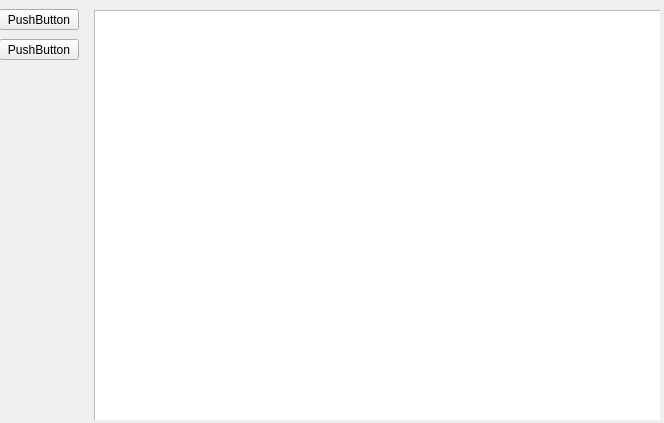
yangdoubao733/LibrarySystemQt, file usermainwindow.ui: the form before one commit.
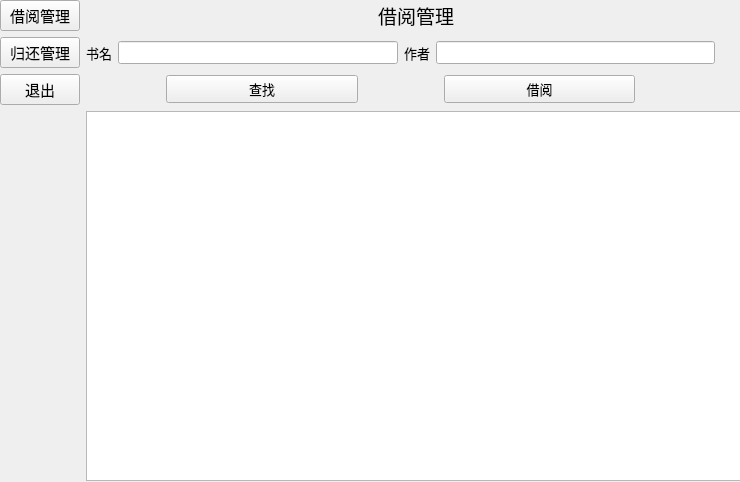
The form after the commit.

The edit to the form file:
```diff
--- a/usermainwindow.ui
+++ b/usermainwindow.ui
@@ -6,59 +6,308 @@
    <rect>
     <x>0</x>
     <y>0</y>
-    <width>664</width>
-    <height>423</height>
+    <width>740</width>
+    <height>482</height>
    </rect>
   </property>
+  <property name="font">
+   <font>
+    <pointsize>10</pointsize>
+   </font>
+  </property>
   <property name="windowTitle">
    <string>Form</string>
   </property>
   <widget class="QStackedWidget" name="stackedWidget">
    <property name="geometry">
     <rect>
-     <x>-1</x>
-     <y>9</y>
-     <width>661</width>
-     <height>411</height>
+     <x>0</x>
+     <y>0</y>
+     <width>741</width>
+     <height>481</height>
     </rect>
    </property>
    <property name="currentIndex">
-    <number>0</number>
+    <number>1</number>
    </property>
-   <widget class="QWidget" name="page">
-    <widget class="QPushButton" name="pushButton">
+   <widget class="QWidget" name="mainpage">
+    <widget class="QWidget" name="gridLayoutWidget_3">
      <property name="geometry">
       <rect>
-       <x>0</x>
-       <y>0</y>
-       <width>80</width>
-       <height>21</height>
+       <x>-1</x>
+       <y>-1</y>
+       <width>741</width>
+       <height>604</height>
       </rect>
      </property>
-     <property name="text">
-      <string>PushButton</string>
-     </property>
+     <layout class="QGridLayout" name="gridLayout_3">
+      <item row="0" column="0">
+       <widget class="QPushButton" name="BorrowManage_2">
+        <property name="enabled">
+         <bool>true</bool>
+        </property>
+        <property name="sizePolicy">
+         <sizepolicy hsizetype="Minimum" vsizetype="Fixed">
+          <horstretch>0</horstretch>
+          <verstretch>0</verstretch>
+         </sizepolicy>
+        </property>
+        <property name="font">
+         <font>
+          <pointsize>11</pointsize>
+         </font>
+        </property>
+        <property name="text">
+         <string>借阅管理</string>
+        </property>
+       </widget>
+      </item>
+      <item row="2" column="0">
+       <widget class="QPushButton" name="exitButton_3">
+        <property name="font">
+         <font>
+          <pointsize>11</pointsize>
+         </font>
+        </property>
+        <property name="text">
+         <string>退出</string>
+        </property>
+       </widget>
+      </item>
+      <item row="1" column="0">
+       <widget class="QPushButton" name="ReturnManage_2">
+        <property name="font">
+         <font>
+          <pointsize>11</pointsize>
+         </font>
+        </property>
+        <property name="text">
+         <string>归还管理</string>
+        </property>
+       </widget>
+      </item>
+      <item row="0" column="1" rowspan="4">
+       <widget class="QListView" name="listView_3"/>
+      </item>
+      <item row="3" column="0">
+       <spacer name="verticalSpacer">
+        <property name="orientation">
+         <enum>Qt::Orientation::Vertical</enum>
+        </property>
+        <property name="sizeType">
+         <enum>QSizePolicy::Policy::Fixed</enum>
+        </property>
+        <property name="sizeHint" stdset="0">
+         <size>
+          <width>20</width>
+          <height>500</height>
+         </size>
+        </property>
+       </spacer>
+      </item>
+     </layout>
     </widget>
-    <widget class="QPushButton" name="pushButton_2">
+   </widget>
+   <widget class="QWidget" name="borrowPage">
+    <widget class="QWidget" name="gridLayoutWidget">
      <property name="geometry">
       <rect>
        <x>0</x>
-       <y>30</y>
-       <width>80</width>
-       <height>21</height>
+       <y>0</y>
+       <width>741</width>
+       <height>481</height>
       </rect>
      </property>
-     <property name="text">
-      <string>PushButton</string>
-     </property>
+     <layout class="QGridLayout" name="gridLayout">
+      <item row="3" column="4">
+       <widget class="QLineEdit" name="Author"/>
+      </item>
+      <item row="3" column="3">
+       <widget class="QLabel" name="label">
+        <property name="font">
+         <font>
+          <pointsize>10</pointsize>
+         </font>
+        </property>
+        <property name="text">
+         <string>作者</string>
+        </property>
+       </widget>
+      </item>
+      <item row="3" column="0" alignment="Qt::AlignmentFlag::AlignHCenter">
+       <widget class="QPushButton" name="ReturnManage">
+        <property name="font">
+         <font>
+          <pointsize>11</pointsize>
+         </font>
+        </property>
+        <property name="text">
+         <string>归还管理</string>
+        </property>
+       </widget>
+      </item>
+      <item row="2" column="2" colspan="3" alignment="Qt::AlignmentFlag::AlignHCenter">
+       <widget class="QLabel" name="label_3">
+        <property name="font">
+         <font>
+          <pointsize>14</pointsize>
+         </font>
+        </property>
+        <property name="text">
+         <string>借阅管理</string>
+        </property>
+       </widget>
+      </item>
+      <item row="2" column="0" alignment="Qt::AlignmentFlag::AlignHCenter">
+       <widget class="QPushButton" name="BorrowManage">
+        <property name="enabled">
+         <bool>true</bool>
+        </property>
+        <property name="sizePolicy">
+         <sizepolicy hsizetype="Minimum" vsizetype="Fixed">
+          <horstretch>0</horstretch>
+          <verstretch>0</verstretch>
+         </sizepolicy>
+        </property>
+        <property name="font">
+         <font>
+          <pointsize>11</pointsize>
+         </font>
+        </property>
+        <property name="text">
+         <string>借阅管理</string>
+        </property>
+       </widget>
+      </item>
+      <item row="3" column="1" alignment="Qt::AlignmentFlag::AlignHCenter">
+       <widget class="QLabel" name="label_2">
+        <property name="font">
+         <font>
+          <pointsize>10</pointsize>
+         </font>
+        </property>
+        <property name="text">
+         <string>书名</string>
+        </property>
+       </widget>
+      </item>
+      <item row="4" column="0">
+       <widget class="QPushButton" name="exitButton">
+        <property name="font">
+         <font>
+          <pointsize>11</pointsize>
+         </font>
+        </property>
+        <property name="text">
+         <string>退出</string>
+        </property>
+       </widget>
+      </item>
+      <item row="4" column="1" colspan="4">
+       <layout class="QHBoxLayout" name="horizontalLayout">
+        <item>
+         <spacer name="horizontalSpacer_5">
+          <property name="orientation">
+           <enum>Qt::Orientation::Horizontal</enum>
+          </property>
+          <property name="sizeType">
+           <enum>QSizePolicy::Policy::Fixed</enum>
+          </property>
+          <property name="sizeHint" stdset="0">
+           <size>
+            <width>80</width>
+            <height>20</height>
+           </size>
+          </property>
+         </spacer>
+        </item>
+        <item>
+         <widget class="QPushButton" name="searchBookButton">
+          <property name="text">
+           <string>查找</string>
+          </property>
+         </widget>
+        </item>
+        <item>
+         <spacer name="horizontalSpacer_4">
+          <property name="orientation">
+           <enum>Qt::Orientation::Horizontal</enum>
+          </property>
+          <property name="sizeType">
+           <enum>QSizePolicy::Policy::Fixed</enum>
+          </property>
+          <property name="sizeHint" stdset="0">
+           <size>
+            <width>80</width>
+            <height>20</height>
+           </size>
+          </property>
+         </spacer>
+        </item>
+        <item>
+         <widget class="QPushButton" name="borrowBookButton">
+          <property name="text">
+           <string>借阅</string>
+          </property>
+         </widget>
+        </item>
+        <item>
+         <spacer name="horizontalSpacer_6">
+          <property name="orientation">
+           <enum>Qt::Orientation::Horizontal</enum>
+          </property>
+          <property name="sizeType">
+           <enum>QSizePolicy::Policy::Fixed</enum>
+          </property>
+          <property name="sizeHint" stdset="0">
+           <size>
+            <width>80</width>
+            <height>20</height>
+           </size>
+          </property>
+         </spacer>
+        </item>
+       </layout>
+      </item>
+      <item row="3" column="2">
+       <widget class="QLineEdit" name="bookName"/>
+      </item>
+      <item row="3" column="5">
+       <spacer name="horizontalSpacer_7">
+        <property name="orientation">
+         <enum>Qt::Orientation::Horizontal</enum>
+        </property>
+        <property name="sizeType">
+         <enum>QSizePolicy::Policy::Fixed</enum>
+        </property>
+        <property name="sizeHint" stdset="0">
+         <size>
+          <width>20</width>
+          <height>20</height>
+         </size>
+        </property>
+       </spacer>
+      </item>
+      <item row="5" column="1" colspan="5">
+       <widget class="QTableView" name="tableView">
+        <property name="font">
+         <font>
+          <pointsize>10</pointsize>
+         </font>
+        </property>
+       </widget>
+      </item>
+     </layout>
     </widget>
-    <widget class="QListView" name="listView">
+   </widget>
+   <widget class="QWidget" name="returnPage">
+    <widget class="QWidget" name="gridLayoutWidget_2">
      <property name="geometry">
       <rect>
-       <x>95</x>
-       <y>1</y>
-       <width>571</width>
-       <height>421</height>
+       <x>0</x>
+       <y>0</y>
+       <width>741</width>
+       <height>481</height>
       </rect>
      </property>
     </widget>
```
Left out of the diff: 181 changed lines with no effect on the pictures.
